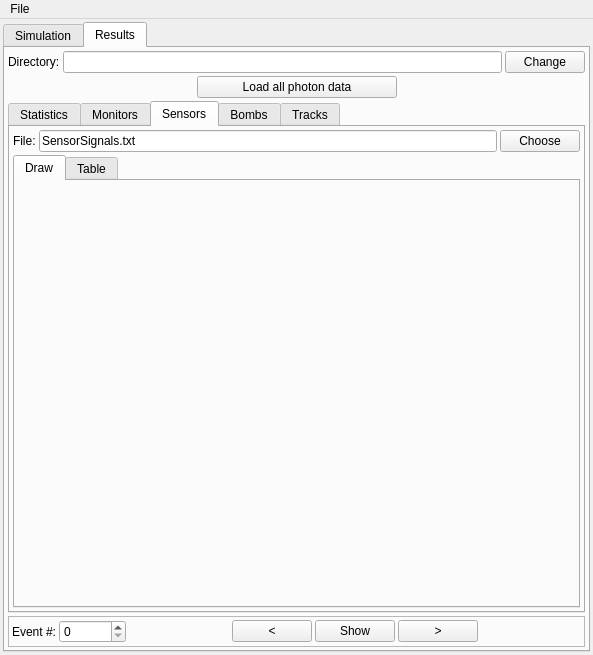
Before: the Qt Designer form ants3bundle/src/ants3/gui/photsim/a3photsimwin.ui in andrmor/ANTS3bundle, drawn with Qt 5.
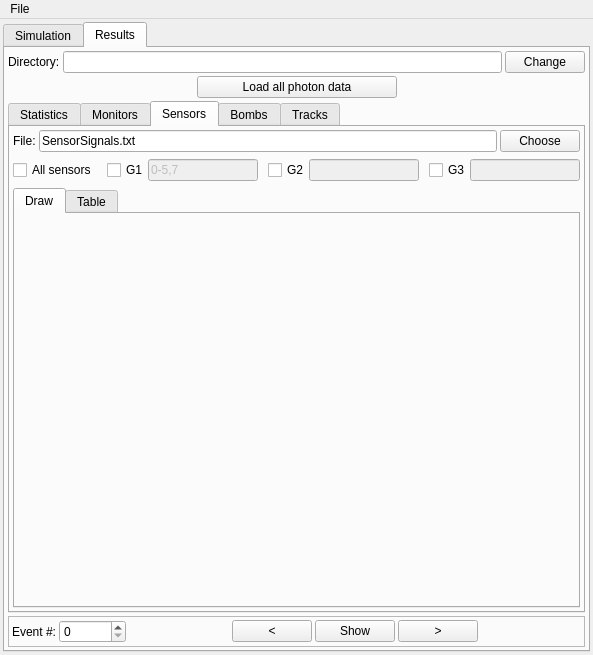
After: the same form once the commit is applied. The open tabs and pages were chosen to show the change.

Patch:
```diff
--- a/ants3bundle/src/ants3/gui/photsim/a3photsimwin.ui
+++ b/ants3bundle/src/ants3/gui/photsim/a3photsimwin.ui
@@ -4124,6 +4124,125 @@
               </item>
              </layout>
             </item>
+            <item>
+             <layout class="QHBoxLayout" name="horizontalLayout_52">
+              <property name="spacing">
+               <number>0</number>
+              </property>
+              <property name="topMargin">
+               <number>0</number>
+              </property>
+              <item>
+               <widget class="QCheckBox" name="cbSensorsAll">
+                <property name="text">
+                 <string>All sensors</string>
+                </property>
+                <property name="checked">
+                 <bool>false</bool>
+                </property>
+               </widget>
+              </item>
+              <item>
+               <widget class="QLabel" name="label_33">
+                <property name="text">
+                 <string>   </string>
+                </property>
+               </widget>
+              </item>
+              <item>
+               <widget class="QFrame" name="frSensorGroups">
+                <property name="minimumSize">
+                 <size>
+                  <width>0</width>
+                  <height>30</height>
+                 </size>
+                </property>
+                <property name="frameShape">
+                 <enum>QFrame::NoFrame</enum>
+                </property>
+                <property name="frameShadow">
+                 <enum>QFrame::Raised</enum>
+                </property>
+                <layout class="QHBoxLayout" name="horizontalLayout_53">
+                 <property name="spacing">
+                  <number>0</number>
+                 </property>
+                 <property name="leftMargin">
+                  <number>0</number>
+                 </property>
+                 <property name="topMargin">
+                  <number>0</number>
+                 </property>
+                 <property name="rightMargin">
+                  <number>0</number>
+                 </property>
+                 <property name="bottomMargin">
+                  <number>0</number>
+                 </property>
+                 <item>
+                  <widget class="QCheckBox" name="cbSensorsG1">
+                   <property name="text">
+                    <string>G1</string>
+                   </property>
+                  </widget>
+                 </item>
+                 <item>
+                  <widget class="QLineEdit" name="leSensorsG1">
+                   <property name="enabled">
+                    <bool>false</bool>
+                   </property>
+                   <property name="text">
+                    <string>0-5,7</string>
+                   </property>
+                  </widget>
+                 </item>
+                 <item>
+                  <widget class="QLabel" name="label_35">
+                   <property name="text">
+                    <string>   </string>
+                   </property>
+                  </widget>
+                 </item>
+                 <item>
+                  <widget class="QCheckBox" name="cbSensorsG2">
+                   <property name="text">
+                    <string>G2</string>
+                   </property>
+                  </widget>
+                 </item>
+                 <item>
+                  <widget class="QLineEdit" name="leSensorsG2">
+                   <property name="enabled">
+                    <bool>false</bool>
+                   </property>
+                  </widget>
+                 </item>
+                 <item>
+                  <widget class="QLabel" name="label_36">
+                   <property name="text">
+                    <string>   </string>
+                   </property>
+                  </widget>
+                 </item>
+                 <item>
+                  <widget class="QCheckBox" name="cbSensorsG3">
+                   <property name="text">
+                    <string>G3</string>
+                   </property>
+                  </widget>
+                 </item>
+                 <item>
+                  <widget class="QLineEdit" name="leSensorsG3">
+                   <property name="enabled">
+                    <bool>false</bool>
+                   </property>
+                  </widget>
+                 </item>
+                </layout>
+               </widget>
+              </item>
+             </layout>
+            </item>
             <item>
              <widget class="QTabWidget" name="twSensors">
               <property name="currentIndex">
```
Left out of the diff: 96 changed lines with no effect on the pictures.
